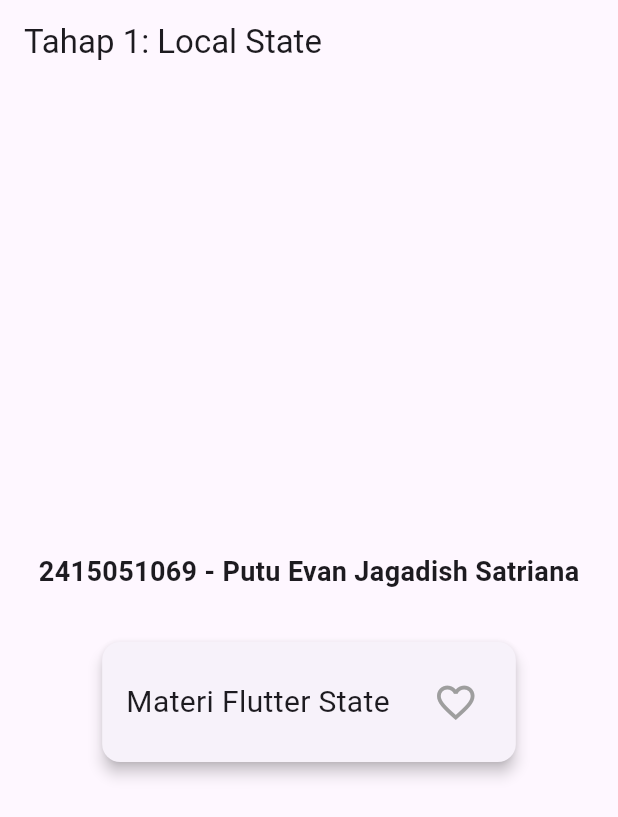
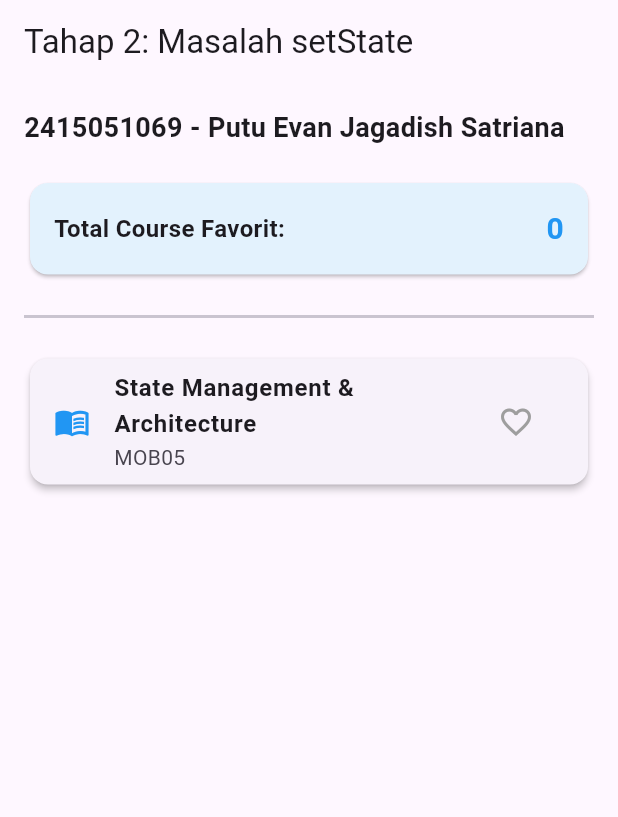
Before and after one commit to pannpanns/Course-Explorer, a Flutter app: the screen it shows after launch, on a phone screen of 412 x 824 dp. Shown: the top 817 px of the screen. Run offline on Flutter 3.47's test engine with Material 3 defaults, Android fonts, the phone set to English and light mode, and no system bars.

Commit message:
Tahap 2: Eksperimen keterbatasan setState untuk shared state

```diff
--- a/lib/main.dart
+++ b/lib/main.dart
@@ -6,56 +6,81 @@ const String studentId = '2415051069';
 void main() {
   runApp(const MaterialApp(
     debugShowCheckedModeBanner: false,
-    home: Tahap1Page(),
+    home: Tahap2Page(),
   ));
 }
 
-class Tahap1Page extends StatefulWidget {
-  const Tahap1Page({super.key});
+class Tahap2Page extends StatefulWidget {
+  const Tahap2Page({super.key});
 
   @override
-  State<Tahap1Page> createState() => _Tahap1PageState();
+  State<Tahap2Page> createState() => _Tahap2PageState();
 }
 
-class _Tahap1PageState extends State<Tahap1Page> {
+class _Tahap2PageState extends State<Tahap2Page> {
   bool isFavorite = false;
+
+  void toggleFavorite() {
+    setState(() {
+      isFavorite = !isFavorite;
+    });
+  }
 
   @override
   Widget build(BuildContext context) {
     return Scaffold(
-      appBar: AppBar(title: const Text('Tahap 1: Local State')),
-      body: Center(
+      appBar: AppBar(title: const Text('Tahap 2: Masalah setState')),
+      body: Padding(
+        padding: const EdgeInsets.all(16.0),
         child: Column(
-          mainAxisAlignment: MainAxisAlignment.center,
+          crossAxisAlignment: CrossAxisAlignment.start,
+          children: [
+            Text(
+              '$studentId - $studentName',
+              style: const TextStyle(fontSize: 18, fontWeight: FontWeight.bold),
+            ),
+            const SizedBox(height: 20),
+            CourseSummary(isFavorite: isFavorite),
+            const SizedBox(height: 16),
+            const Divider(thickness: 2),
+            const SizedBox(height: 16),
+            CourseItem(
+              title: 'State Management & Architecture',
+              code: 'MOB05',
+              isFavorite: isFavorite,
+              onFavoriteToggle: toggleFavorite,
+            ),
+          ],
+        ),
+      ),
+    );
+  }
+}
+
+class CourseSummary extends StatelessWidget {
+  final bool isFavorite;
+
+  const CourseSummary({super.key, required this.isFavorite});
+
+  @override
+  Widget build(BuildContext context) {
+    return Card(
+      color: Colors.blue.shade50,
+      child: Padding(
+        padding: const EdgeInsets.all(16.0),
+        child: Row(
+          mainAxisAlignment: MainAxisAlignment.spaceBetween,
           children: [
             const Text(
-              '$studentId - $studentName',
-              style: TextStyle(fontSize: 18, fontWeight: FontWeight.bold),
+              'Total Course Favorit:',
+              style: TextStyle(fontSize: 16, fontWeight: FontWeight.w600),
             ),
-            const SizedBox(height: 30),
-            Card(
-              elevation: 4,
-              child: Padding(
-                padding: const EdgeInsets.all(16.0),
-                child: Row(
-                  mainAxisSize: MainAxisSize.min,
-                  children: [
-                    const Text('Materi Flutter State', style: TextStyle(fontSize: 20)),
-                    const SizedBox(width: 20),
-                    IconButton(
-                      icon: Icon(
-                        isFavorite ? Icons.favorite : Icons.favorite_border,
-                        color: isFavorite ? Colors.red : Colors.grey,
-                        size: 30,
-                      ),
-                      onPressed: () {
-                        setState(() {
-                          isFavorite = !isFavorite;
-                        });
-                      },
-                    ),
-                  ],
-                ),
+            Text(
+              '${isFavorite ? 1 : 0}',
+              style: const TextStyle(
+                fontSize: 20,
+                fontWeight: FontWeight.bold,
+                color: Colors.blue,
               ),
             ),
           ],
@@ -64,3 +89,37 @@ class _Tahap1PageState extends State<Tahap1Page> {
     );
   }
 }
+
+class CourseItem extends StatelessWidget {
+  final String title;
+  final String code;
+  final bool isFavorite;
+  final VoidCallback onFavoriteToggle;
+
+  const CourseItem({
+    super.key,
+    required this.title,
+    required this.code,
+    required this.isFavorite,
+    required this.onFavoriteToggle,
+  });
+
+  @override
+  Widget build(BuildContext context) {
+    return Card(
+      elevation: 2,
+      child: ListTile(
+        leading: const Icon(Icons.menu_book, color: Colors.blue),
+        title: Text(title, style: const TextStyle(fontWeight: FontWeight.bold)),
+        subtitle: Text(code),
+        trailing: IconButton(
+          icon: Icon(
+            isFavorite ? Icons.favorite : Icons.favorite_border,
+            color: isFavorite ? Colors.red : Colors.grey,
+          ),
+          onPressed: onFavoriteToggle,
+        ),
+      ),
+    );
+  }
+}
```
